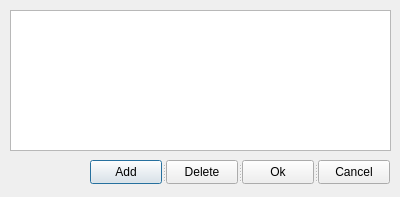
This is connector_info.ui in go2net/PythonBlocks as Qt 5 draws it before an edit. The edited form follows.
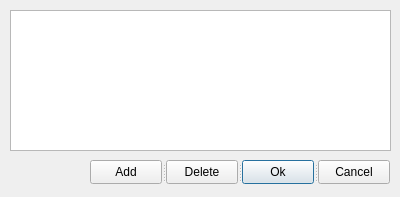
This is the edited form. Icons and pictures are not drawn.

The edit to the form file:
```diff
--- a/connector_info.ui
+++ b/connector_info.ui
@@ -63,6 +63,9 @@
     <property name="text">
      <string>Ok</string>
     </property>
+    <property name="default">
+     <bool>true</bool>
+    </property>
    </widget>
    <widget class="QPushButton" name="pushButton_4">
     <property name="text">
```
Left out of the diff: 30 changed lines with no effect on the pictures.
